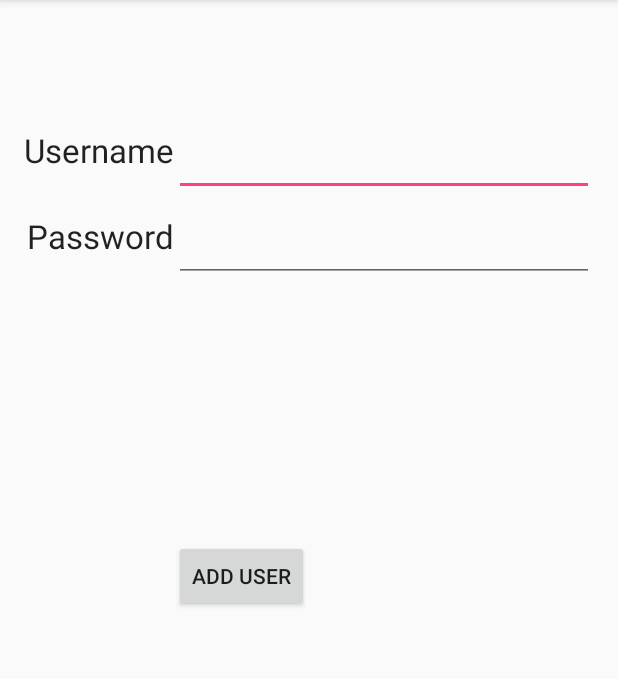
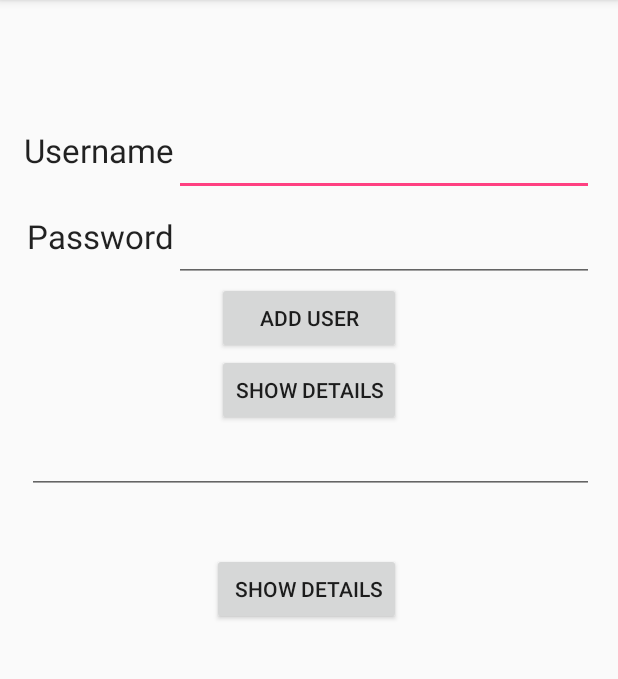
Before and after one commit to nikhil-31/Sqliteslidenerd, an Android app: the screen it shows after launch (MainActivity), on a phone screen of 412 x 824 dp, the part 84-763 px from its top. Run offline under Robolectric (Android 15) with nearby library versions, the phone set to English and light mode, and no system bars.

Commit message:
Added methods to getAllDetails and to view password for a given name

```diff
--- a/app/src/main/res/layout/activity_main.xml
+++ b/app/src/main/res/layout/activity_main.xml
@@ -56,8 +56,41 @@
         android:layout_height="wrap_content"
         android:text="Add User"
         android:id="@+id/button_add_user"
-        android:layout_centerVertical="true"
-        android:layout_toRightOf="@+id/textView_username"
-        android:layout_toEndOf="@+id/textView_username"
-        android:onClick="addUser"/>
+        android:onClick="addUser"
+        android:layout_below="@+id/editText2"
+        android:layout_alignLeft="@+id/button_show"
+        android:layout_alignStart="@+id/button_show"
+        android:layout_alignRight="@+id/button_show"
+        android:layout_alignEnd="@+id/button_show" />
+
+    <Button
+        android:layout_width="wrap_content"
+        android:layout_height="wrap_content"
+        android:text="Show Details"
+        android:id="@+id/button_show"
+        android:onClick="viewDetails"
+        android:layout_below="@+id/button_add_user"
+        android:layout_centerHorizontal="true" />
+
+    <EditText
+        android:layout_width="wrap_content"
+        android:layout_height="wrap_content"
+        android:id="@+id/editText3"
+        android:layout_below="@+id/button_show"
+        android:layout_alignLeft="@+id/textView_password"
+        android:layout_alignStart="@+id/textView_password"
+        android:layout_alignRight="@+id/editText2"
+        android:layout_alignEnd="@+id/editText2"
+        />
+
+    <Button
+        android:layout_width="wrap_content"
+        android:layout_height="wrap_content"
+        android:text=" Show details"
+        android:id="@+id/button_show_details"
+        android:layout_below="@+id/editText3"
+        android:layout_alignRight="@+id/button_show"
+        android:layout_alignEnd="@+id/button_show"
+        android:layout_marginTop="39dp"
+        android:onClick="getDetails"/>
 </RelativeLayout>
```
Also changed, not shown: app/src/main/java/com/example/nikhil/sqliteslidenerd/MainActivity.java (+11 -3 lines), app/src/main/java/com/example/nikhil/sqliteslidenerd/NikDatabaseAdapter.java (+45 -0 lines).
